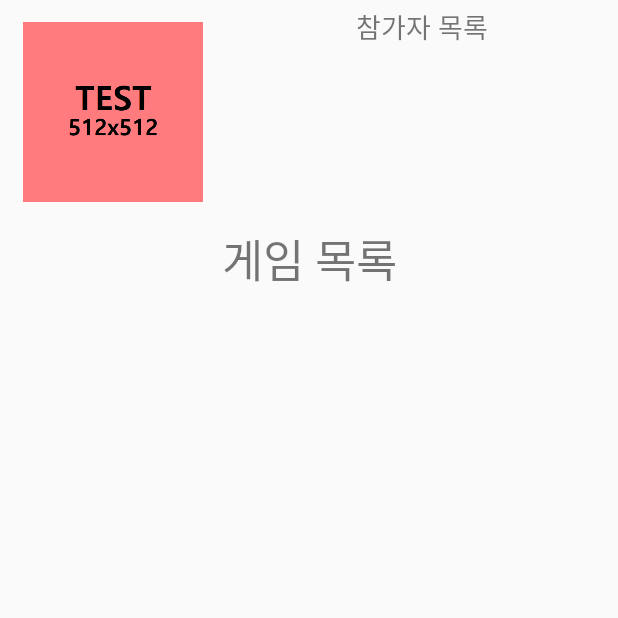
After one commit to Oh-0-honey/JustGame, an Android app: the ClientRoomActivity screen opened directly, with no data from a screen before it, on a phone screen of 412 x 824 dp, the top half of it. The commit adds this screen. Run offline under Robolectric (Android 15) with nearby library versions, the phone set to English and light mode, and no system bars; libraries missing offline, so code that uses them is left out: com.journeyapps.barcodescanner.

Commit message:
소켓 적용중 ver.1

```diff
--- /dev/null
+++ b/app/src/main/java/com/example/justgame/ClientRoomActivity.java
@@ -0,0 +1,92 @@
+package com.example.justgame;
+
+import androidx.appcompat.app.AlertDialog;
+import androidx.appcompat.app.AppCompatActivity;
+
+import android.graphics.Bitmap;
+import android.net.ConnectivityManager;
+import android.os.Bundle;
+import android.os.Handler;
+import android.view.LayoutInflater;
+import android.view.View;
+import android.widget.Adapter;
+import android.widget.AdapterView;
+import android.widget.ImageView;
+import android.widget.ListView;
+
+import com.google.zxing.BarcodeFormat;
+import com.google.zxing.MultiFormatWriter;
+import com.google.zxing.common.BitMatrix;
+import com.journeyapps.barcodescanner.BarcodeEncoder;
+
+import java.io.DataInputStream;
+import java.io.DataOutputStream;
+import java.net.ServerSocket;
+import java.net.Socket;
+
+public class ClientRoomActivity extends AppCompatActivity implements AdapterView.OnItemClickListener, AdapterView.OnItemLongClickListener {
+
+    private ListView entry_list, game_list;
+    private AlertDialog game_dialog;
+    private ImageView QRcode;
+
+    private String room_ip;
+    private final int PORT = 7070;
+
+    private Socket socket;
+    private DataOutputStream writeSocket;
+    private DataInputStream readSocket;
+    private Handler serverHandler = new Handler();
+    private ConnectivityManager connectManager;
+    private ServerSocket serverSocket;
+
+    @Override
+    protected void onCreate(Bundle savedInstanceState) {
+        super.onCreate(savedInstanceState);
+        setContentView(R.layout.activity_client_room);
+
+        entry_list = (ListView) findViewById(R.id.entry_listview);
+        game_list = (ListView) findViewById(R.id.game_listview);
+        QRcode = (ImageView) findViewById(R.id.QRcode);
+
+        game_list.setOnItemClickListener(this);
+        entry_list.setOnItemLongClickListener(this);
+
+        room_ip = getIntent().getStringExtra("room_ip");
+
+        //QR코드 생성
+        MultiFormatWriter mfw_QRcode = new MultiFormatWriter();
+        try{
+            BitMatrix bitMatrix=mfw_QRcode.encode(room_ip, BarcodeFormat.QR_CODE,120,120);
+            BarcodeEncoder barcodeEncoder = new BarcodeEncoder();
+            Bitmap QR_bitmap = barcodeEncoder.createBitmap(bitMatrix);
+            QRcode.setImageBitmap(QR_bitmap);
+        }catch (Exception e){
+            // 예외처리 없음
+        }
+
+    }
+
+    @Override
+    public void onItemClick(AdapterView<?> parent, View view, int position, long id) {
+        if (view == game_list) {
+            switch (position) {
+                case 0:
+                    AlertDialog.Builder builder = new AlertDialog.Builder(this);
+                    LayoutInflater inflater = (LayoutInflater) getSystemService(LAYOUT_INFLATER_SERVICE);
+                    View v = inflater.inflate(R.layout.game_dialog, null);
+                    builder.setView(v);
+                    break;
+                case 1:
+                    break;
+                default:
+                    break;
+            }
+        }
+    }
+
+    @Override
+    public boolean onItemLongClick(AdapterView<?> parent, View view, int position, long id) {
+        return false;
+    }
+}
--- a/app/src/main/java/com/example/justgame/LoginActivity.java
+++ b/app/src/main/java/com/example/justgame/LoginActivity.java
@@ -2,6 +2,7 @@ package com.example.justgame;
 
 import androidx.appcompat.app.AppCompatActivity;
 
+import android.app.Activity;
 import android.content.Intent;
 import android.os.Bundle;
 import android.view.View;
@@ -39,7 +40,9 @@ public class LoginActivity extends AppCompatActivity implements View.OnClickList
             if(id_text.getText().toString().isEmpty() || pw_text.getText().toString().isEmpty()){
                 showSnack(R.string.empty_idpw);
             } else {
-                startActivity(new Intent(getApplication(),MainActivity.class));
+                Intent intent =new Intent(getApplication(), MainActivity.class);
+                intent.putExtra("user_id",id_text.getText().toString());
+                startActivity(intent);
                 finish();
             }
         }
--- /dev/null
+++ b/app/src/main/res/layout/activity_client_room.xml
@@ -0,0 +1,55 @@
+<?xml version="1.0" encoding="utf-8"?>
+<LinearLayout xmlns:android="http://schemas.android.com/apk/res/android"
+    xmlns:app="http://schemas.android.com/apk/res-auto"
+    xmlns:tools="http://schemas.android.com/tools"
+    android:layout_width="match_parent"
+    android:layout_height="match_parent"
+    tools:context=".ClientRoomActivity"
+    android:orientation="vertical">
+
+    <LinearLayout
+        android:layout_width="match_parent"
+        android:layout_height="150dp"
+        android:orientation="horizontal">
+        <ImageView
+            android:layout_width="120dp"
+            android:layout_height="120dp"
+            android:layout_gravity="center"
+            android:id="@+id/QRcode"
+            android:src="@drawable/test_512"
+            android:layout_margin="15dp"/>
+        <LinearLayout
+            android:orientation="vertical"
+            android:layout_width="match_parent"
+            android:layout_height="match_parent">
+            <TextView
+                android:gravity="center"
+                android:layout_width="match_parent"
+                android:layout_height="35dp"
+                android:text="@string/entry_list"
+                android:textSize="18sp"/>
+            <ListView
+                android:id="@+id/entry_listview"
+                android:layout_width="match_parent"
+                android:layout_height="match_parent"/>
+        </LinearLayout>
+    </LinearLayout>
+    <LinearLayout
+        android:orientation="vertical"
+        android:layout_width="match_parent"
+        android:layout_height="match_parent">
+
+        <TextView
+            android:layout_width="match_parent"
+            android:layout_height="45dp"
+            android:text="@string/game_list"
+            android:textSize="30sp"
+            android:gravity="center"/>
+        <ListView
+            android:id="@+id/game_listview"
+            android:layout_width="match_parent"
+            android:layout_height="match_parent"/>
+
+    </LinearLayout>
+
+</LinearLayout>
--- a/app/src/main/res/layout/activity_room.xml
+++ b/app/src/main/res/layout/activity_server_room.xml
@@ -4,7 +4,7 @@
     xmlns:tools="http://schemas.android.com/tools"
     android:layout_width="match_parent"
     android:layout_height="match_parent"
-    tools:context=".RoomActivity"
+    tools:context=".ServerRoomActivity"
     android:orientation="vertical">
 
     <LinearLayout
--- a/app/src/main/res/values/strings.xml
+++ b/app/src/main/res/values/strings.xml
@@ -12,4 +12,7 @@
     <string name="entry_list">참가자 목록</string>
     <string name="game_list">게임 목록</string>
     <string name="gamestart">게임 시작</string>
+    <string name="scan_QR">참여하려는 방의 QR 코드를 스캔해주세요.</string>
+    <string name="survey">설문 작성하기</string>
+    <string name="option">설정</string>
 </resources>
```
Also changed, not shown: app/src/main/AndroidManifest.xml (+11 -4 lines), app/src/main/java/com/example/justgame/MainActivity.java (+9 -2 lines), app/src/main/java/com/example/justgame/QRScanActivity.java (+8 -3 lines), app/src/main/java/com/example/justgame/RoomActivity.java (deleted, +0 -82 lines), app/src/main/java/com/example/justgame/ServerRoomActivity.java (added, +216 -0 lines), app/src/main/res/layout/activity_main.xml (+7 -0 lines), app/src/main/res/layout/profile_dialog.xml (added, +54 -0 lines).
